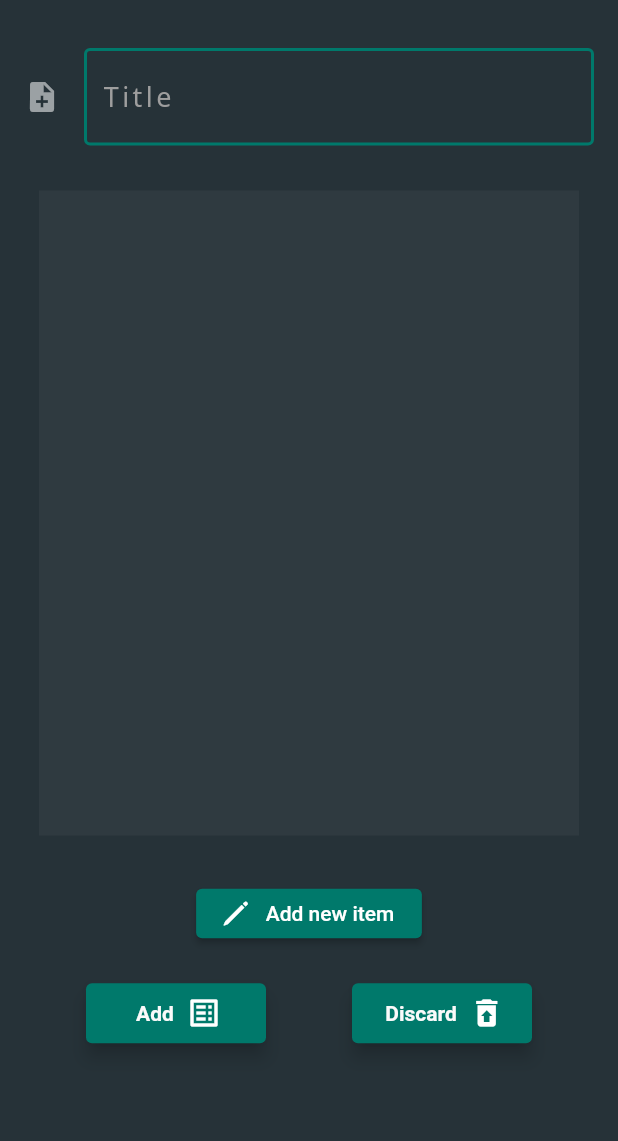
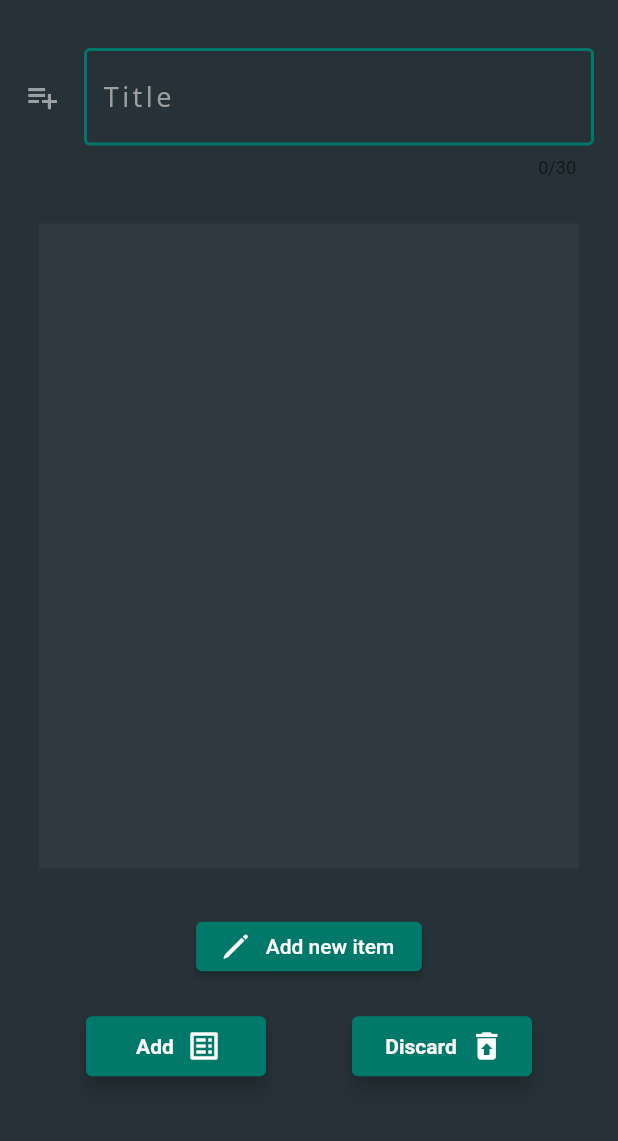
Before and after one commit to rijusmit22400/flutter_app, a Flutter app: the Lists screen opened directly, on a phone screen of 412 x 824 dp, the part 84-1225 px from its top. Run offline on Flutter 3.47's test engine with Material 2 defaults, Android fonts, the light colour scheme and no system bars; our stand-ins replace flutter_slidable, hive, hive_flutter; accounts and stored records are empty.

Commit message:
Textcontroller fixed

```diff
--- a/s_web/lib/lists.dart
+++ b/s_web/lib/lists.dart
@@ -70,7 +70,7 @@ class _HomeState extends State<Lists> {
           child: SingleChildScrollView(
             child: Column(children: [Padding(
               padding: EdgeInsets.fromLTRB(16.0, 32.0, 16.0, 0.0),
-              child: TextFormField(
+              child: TextFormField(maxLength: 30,
               style: TextStyle(
               color: Colors.white,
                   fontSize: 18.0,
@@ -79,9 +79,10 @@ class _HomeState extends State<Lists> {
               cursorColor: Colors.teal[600],
               controller: _title_controller,
               decoration: InputDecoration(
+                  border: InputBorder.none,
                   hintText: "Title",
                   iconColor: Colors.white54,
-                  icon: Icon(Icons.note_add),
+                  icon: Icon(Icons.playlist_add),
                   focusedBorder: OutlineInputBorder(
                       borderSide: BorderSide(color: Colors.tealAccent.shade700,width: 1.95)
                   ),
--- a/s_web/lib/notes.dart
+++ b/s_web/lib/notes.dart
@@ -42,6 +42,7 @@ class _notesState extends State<notes> {
             child: Padding(
               padding: EdgeInsets.fromLTRB(16.0, 32.0, 16.0, 0.0),
               child: Column(children: [TextFormField(
+                maxLength: 30,
                 style: TextStyle(
               color: Colors.white,
                   fontSize: 18.0,
```
Also changed, not shown: s_web/lib/list_page_edit.dart (+11 -7 lines), s_web/lib/note_page.dart (+8 -1 lines).
